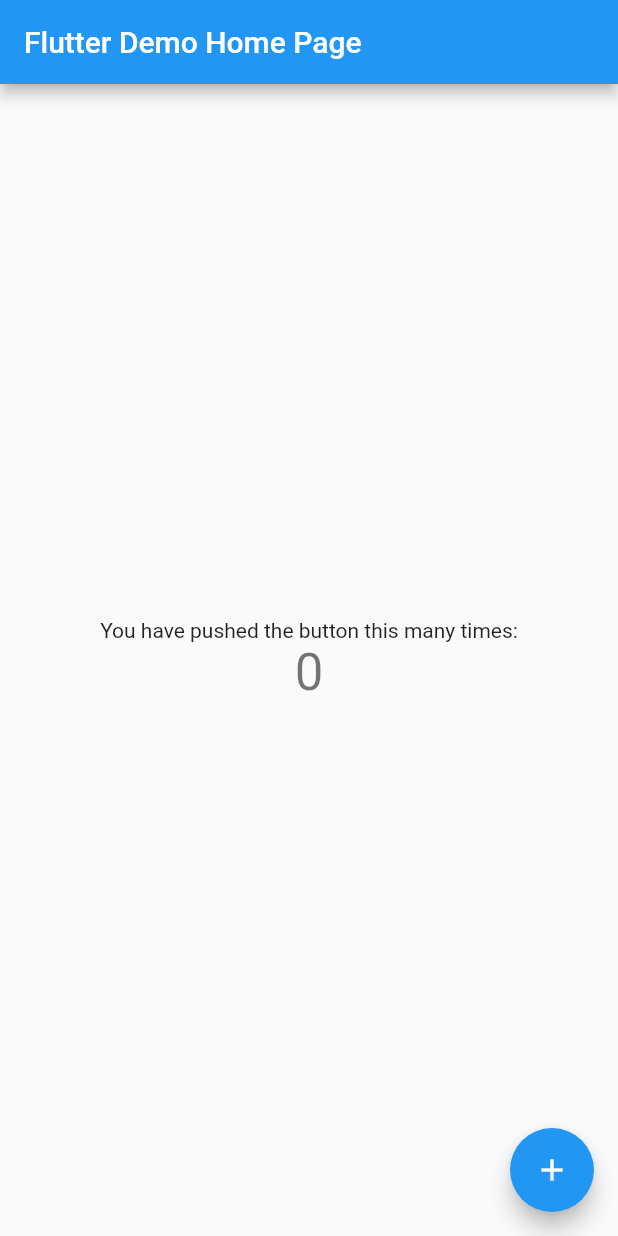
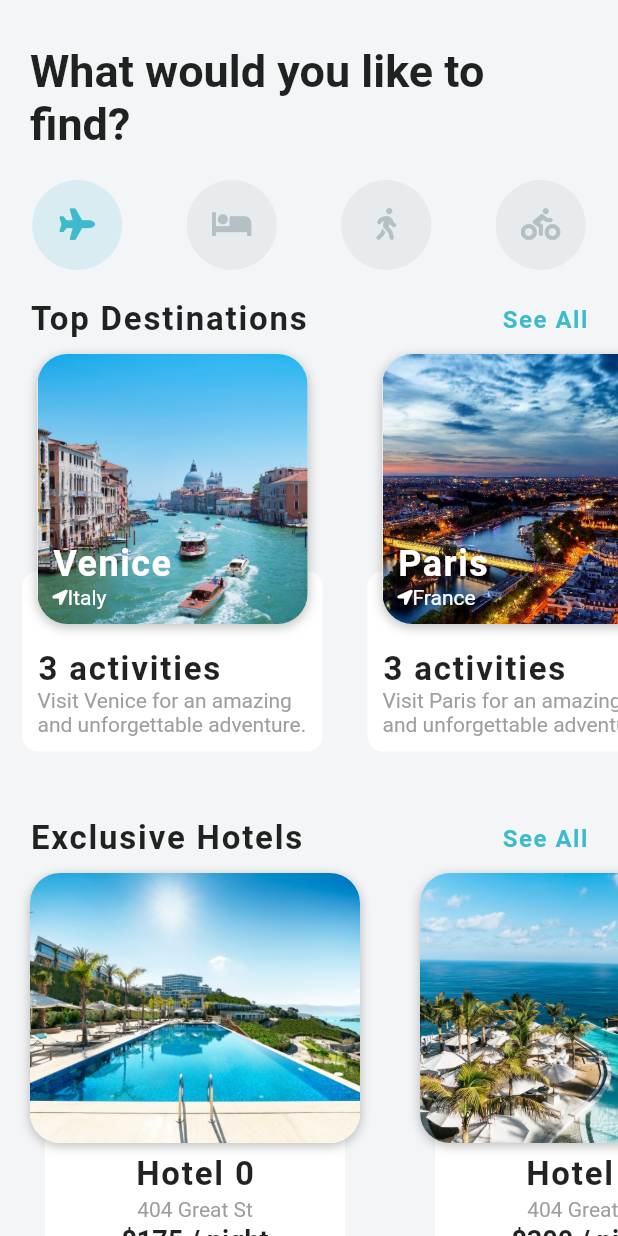
Before and after one commit to abdelledy/travelee-App, a Flutter app: the screen it shows after launch, on a phone screen of 412 x 824 dp. Run offline on Flutter 3.47's test engine with Material 2 defaults, Android fonts, the phone set to English and light mode, and no system bars; our stand-ins replace font_awesome_flutter.

Commit message:
home screen cmpletes

```diff
--- a/lib/main.dart
+++ b/lib/main.dart
@@ -1,117 +1,20 @@
 import 'package:flutter/material.dart';
+import 'package:travelee/screens/home_screen.dart';
 
-void main() {
-  runApp(MyApp());
-}
+void main() => runApp(MyApp());
 
 class MyApp extends StatelessWidget {
-  // This widget is the root of your application.
   @override
   Widget build(BuildContext context) {
     return MaterialApp(
-      title: 'Flutter Demo',
+      title: 'Flutter travel UI',
+      debugShowCheckedModeBanner: false,
       theme: ThemeData(
-        // This is the theme of your application.
-        //
-        // Try running your application with "flutter run". You'll see the
-        // application has a blue toolbar. Then, without quitting the app, try
-        // changing the primarySwatch below to Colors.green and then invoke
-        // "hot reload" (press "r" in the console where you ran "flutter run",
-        // or simply save your changes to "hot reload" in a Flutter IDE).
-        // Notice that the counter didn't reset back to zero; the application
-        // is not restarted.
-        primarySwatch: Colors.blue,
-        // This makes the visual density adapt to the platform that you run
-        // the app on. For desktop platforms, the controls will be smaller and
-        // closer together (more dense) than on mobile platforms.
-        visualDensity: VisualDensity.adaptivePlatformDensity,
+        primaryColor: Color(0xFF3EBACE),
+        accentColor: Color(0xFFD8ECF1),
+        scaffoldBackgroundColor: Color(0xFFF3F5F7),
       ),
-      home: MyHomePage(title: 'Flutter Demo Home Page'),
+      home: HomeScreen(),
     );
   }
 }
-
-class MyHomePage extends StatefulWidget {
-  MyHomePage({Key key, this.title}) : super(key: key);
-
-  // This widget is the home page of your application. It is stateful, meaning
-  // that it has a State object (defined below) that contains fields that affect
-  // how it looks.
-
-  // This class is the configuration for the state. It holds the values (in this
-  // case the title) provided by the parent (in this case the App widget) and
-  // used by the build method of the State. Fields in a Widget subclass are
-  // always marked "final".
-
-  final String title;
-
-  @override
-  _MyHomePageState createState() => _MyHomePageState();
-}
-
-class _MyHomePageState extends State<MyHomePage> {
-  int _counter = 0;
-
-  void _incrementCounter() {
-    setState(() {
-      // This call to setState tells the Flutter framework that something has
-      // changed in this State, which causes it to rerun the build method below
-      // so that the display can reflect the updated values. If we changed
-      // _counter without calling setState(), then the build method would not be
-      // called again, and so nothing would appear to happen.
-      _counter++;
-    });
-  }
-
-  @override
-  Widget build(BuildContext context) {
-    // This method is rerun every time setState is called, for instance as done
-    // by the _incrementCounter method above.
-    //
-    // The Flutter framework has been optimized to make rerunning build methods
-    // fast, so that you can just rebuild anything that needs updating rather
-    // than having to individually change instances of widgets.
-    return Scaffold(
-      appBar: AppBar(
-        // Here we take the value from the MyHomePage object that was created by
-        // the App.build method, and use it to set our appbar title.
-        title: Text(widget.title),
-      ),
-      body: Center(
-        // Center is a layout widget. It takes a single child and positions it
-        // in the middle of the parent.
-        child: Column(
-          // Column is also a layout widget. It takes a list of children and
-          // arranges them vertically. By default, it sizes itself to fit its
-          // children horizontally, and tries to be as tall as its parent.
-          //
-          // Invoke "debug painting" (press "p" in the console, choose the
-          // "Toggle Debug Paint" action from the Flutter Inspector in Android
-          // Studio, or the "Toggle Debug Paint" command in Visual Studio Code)
-          // to see the wireframe for each widget.
-          //
-          // Column has various properties to control how it sizes itself and
-          // how it positions its children. Here we use mainAxisAlignment to
-          // center the children vertically; the main axis here is the vertical
-          // axis because Columns are vertical (the cross axis would be
-          // horizontal).
-          mainAxisAlignment: MainAxisAlignment.center,
-          children: <Widget>[
-            Text(
-              'You have pushed the button this many times:',
-            ),
-            Text(
-              '$_counter',
-              style: Theme.of(context).textTheme.headline4,
-            ),
-          ],
-        ),
-      ),
-      floatingActionButton: FloatingActionButton(
-        onPressed: _incrementCounter,
-        tooltip: 'Increment',
-        child: Icon(Icons.add),
-      ), // This trailing comma makes auto-formatting nicer for build methods.
-    );
-  }
-}
--- /dev/null
+++ b/lib/models/activity_model.dart
@@ -0,0 +1,17 @@
+class Activity {
+  String imageUrl;
+  String name;
+  String type;
+  List<String> startTimes;
+  int rating;
+  int price;
+
+  Activity({
+    this.imageUrl,
+    this.name,
+    this.type,
+    this.startTimes,
+    this.rating,
+    this.price,
+  });
+}
--- /dev/null
+++ b/lib/models/destination_model.dart
@@ -0,0 +1,82 @@
+import 'package:travelee/models/activity_model.dart';
+
+class Destination {
+  String imageUrl;
+  String city;
+  String country;
+  String description;
+  List<Activity> activities;
+
+  Destination({
+    this.imageUrl,
+    this.city,
+    this.country,
+    this.description,
+    this.activities,
+  });
+}
+
+List<Activity> activities = [
+  Activity(
+    imageUrl: 'assets/images/stmarksbasilica.jpg',
+    name: 'St. Mark\'s Basilica',
+    type: 'Sightseeing Tour',
+    startTimes: ['9:00 am', '11:00 am'],
+    rating: 5,
+    price: 30,
+  ),
+  Activity(
+    imageUrl: 'assets/images/gondola.jpg',
+    name: 'Walking Tour and Gonadola Ride',
+    type: 'Sightseeing Tour',
+    startTimes: ['11:00 pm', '1:00 pm'],
+    rating: 4,
+    price: 210,
+  ),
+  Activity(
+    imageUrl: 'assets/images/murano.jpg',
+    name: 'Murano and Burano Tour',
+    type: 'Sightseeing Tour',
+    startTimes: ['12:30 pm', '2:00 pm'],
+    rating: 3,
+    price: 125,
+  ),
+];
+
+List<Destination> destinations = [
+  Destination(
+    imageUrl: 'assets/images/venice.jpg',
+    city: 'Venice',
+    country: 'Italy',
+    description: 'Visit Venice for an amazing and unforgettable adventure.',
+    activities: activities,
+  ),
+  Destination(
+    imageUrl: 'assets/images/paris.jpg',
+    city: 'Paris',
+    country: 'France',
+    description: 'Visit Paris for an amazing and unforgettable adventure.',
+    activities: activities,
+  ),
+  Destination(
+    imageUrl: 'assets/images/newdelhi.jpg',
+    city: 'New Delhi',
+    country: 'India',
+    description: 'Visit New Delhi for an amazing and unforgettable adventure.',
+    activities: activities,
+  ),
+  Destination(
+    imageUrl: 'assets/images/saopaulo.jpg',
+    city: 'Sao Paulo',
+    country: 'Brazil',
+    description: 'Visit Sao Paulo for an amazing and unforgettable adventure.',
+    activities: activities,
+  ),
+  Destination(
+    imageUrl: 'assets/images/newyork.jpg',
+    city: 'New York City',
+    country: 'United States',
+    description: 'Visit New York for an amazing and unforgettable adventure.',
+    activities: activities,
+  ),
+];
--- /dev/null
+++ b/lib/models/hotel_model.dart
@@ -0,0 +1,34 @@
+class Hotel {
+  String imageUrl;
+  String name;
+  String address;
+  int price;
+
+  Hotel({
+    this.imageUrl,
+    this.name,
+    this.address,
+    this.price,
+  });
+}
+
+final List<Hotel> hotels = [
+  Hotel(
+    imageUrl: 'assets/images/hotel0.jpg',
+    name: 'Hotel 0',
+    address: '404 Great St',
+    price: 175,
+  ),
+  Hotel(
+    imageUrl: 'assets/images/hotel1.jpg',
+    name: 'Hotel 1',
+    address: '404 Great St',
+    price: 300,
+  ),
+  Hotel(
+    imageUrl: 'assets/images/hotel2.jpg',
+    name: 'Hotel 2',
+    address: '404 Great St',
+    price: 240,
+  ),
+];
--- /dev/null
+++ b/lib/screens/home_screen.dart
@@ -0,0 +1,84 @@
+import 'package:flutter/material.dart';
+import 'package:font_awesome_flutter/font_awesome_flutter.dart';
+import 'package:travelee/widgets/destinations_carouse.dart';
+import 'package:travelee/widgets/hotel_carouse.dart';
+
+class HomeScreen extends StatefulWidget {
+  @override
+  _HomeScreenState createState() => _HomeScreenState();
+}
+
+class _HomeScreenState extends State<HomeScreen> {
+  int _selectedIndex = 0;
+  List<IconData> _icons = [
+    FontAwesomeIcons.plane,
+    FontAwesomeIcons.bed,
+    FontAwesomeIcons.walking,
+    FontAwesomeIcons.biking
+  ];
+
+  Widget _buildIcon(int index) {
+    return GestureDetector(
+      onTap: () {
+        setState(() {
+          _selectedIndex = index;
+        });
+      },
+      child: Container(
+        height: 60.0,
+        width: 60.0,
+        decoration: BoxDecoration(
+          color: _selectedIndex == index
+              ? Theme.of(context).accentColor
+              : Color(0XFFE7EBEE),
+          borderRadius: BorderRadius.circular(30.0),
+        ),
+        child: Icon(
+          _icons[index],
+          size: 21.0,
+          color: _selectedIndex == index
+              ? Theme.of(context).primaryColor
+              : Color(0XFFB4C1C4),
+        ),
+      ),
+    );
+  }
+
+  @override
+  Widget build(BuildContext context) {
+    return Scaffold(
+      body: SafeArea(
+        child: ListView(
+          padding: EdgeInsets.symmetric(vertical: 30.0),
+          children: [
+            Padding(
+              padding: EdgeInsets.only(left: 20.0, right: 70.0),
+              child: Text(
+                'What would you like to find?',
+                style: TextStyle(
+                  fontSize: 30.0,
+                  fontWeight: FontWeight.bold,
+                ),
+              ),
+            ),
+            SizedBox(height: 20.0),
+            Row(
+              mainAxisAlignment: MainAxisAlignment.spaceAround,
+              children: _icons
+                  .asMap()
+                  .entries
+                  .map(
+                    (MapEntry map) => _buildIcon(map.key),
+                  )
+                  .toList(),
+            ),
+            SizedBox(height: 20.0),
+            DestinationCarouse(),
+            SizedBox(height: 20.0),
+            HotelCarouse(),
+          ],
+        ),
+      ),
+    );
+  }
+}
--- /dev/null
+++ b/lib/widgets/destinations_carouse.dart
@@ -0,0 +1,158 @@
+import 'package:flutter/material.dart';
+import 'package:font_awesome_flutter/font_awesome_flutter.dart';
+import 'package:travelee/models/destination_model.dart';
+
+class DestinationCarouse extends StatelessWidget {
+  @override
+  Widget build(BuildContext context) {
+    return Column(
+      children: [
+        Padding(
+          padding: EdgeInsets.symmetric(horizontal: 20.0),
+          child: Row(
+            mainAxisAlignment: MainAxisAlignment.spaceBetween,
+            children: [
+              Text(
+                'Top Destinations',
+                style: TextStyle(
+                  fontSize: 22.0,
+                  fontWeight: FontWeight.bold,
+                  letterSpacing: 1.2,
+                ),
+              ),
+              GestureDetector(
+                onTap: () {
+                  print('See all');
+                },
+                child: Text(
+                  'See All',
+                  style: TextStyle(
+                    color: Theme.of(context).primaryColor,
+                    fontSize: 16.0,
+                    fontWeight: FontWeight.w600,
+                    letterSpacing: 1.0,
+                  ),
+                ),
+              ),
+            ],
+          ),
+        ),
+        Container(
+          height: 300.0,
+          child: ListView.builder(
+            itemCount: destinations.length,
+            itemBuilder: (BuildContext context, int index) {
+              Destination destination = destinations[index];
+              return Container(
+                margin: EdgeInsets.all(10.0),
+                width: 210.0,
+                child: Stack(
+                  alignment: Alignment.topCenter,
+                  children: [
+                    Positioned(
+                      bottom: 15.0,
+                      child: Container(
+                        height: 120.0,
+                        width: 200.0,
+                        decoration: BoxDecoration(
+                          color: Colors.white,
+                          borderRadius: BorderRadius.circular(10.0),
+                        ),
+                        child: Padding(
+                          padding: EdgeInsets.all(10.0),
+                          child: Column(
+                            mainAxisAlignment: MainAxisAlignment.end,
+                            crossAxisAlignment: CrossAxisAlignment.start,
+                            children: [
+                              Text(
+                                '${destination.activities.length} activities',
+                                style: TextStyle(
+                                  fontSize: 22.0,
+                                  fontWeight: FontWeight.w600,
+                                  letterSpacing: 1.2,
+                                ),
+                              ),
+                              Text(
+                                destination.description,
+                                style: TextStyle(
+                                  color: Colors.grey,
+                                ),
+                              ),
+                            ],
+                          ),
+                        ),
+                      ),
+                    ),
+                    Container(
+                      decoration: BoxDecoration(
+                        color: Colors.white,
+                        borderRadius: BorderRadius.circular(20.0),
+                        boxShadow: [
+                          BoxShadow(
+                            color: Colors.black26,
+                            offset: Offset(0.0, 2.0),
+                            blurRadius: 6.0,
+                          ),
+                        ],
+                      ),
+                      child: Stack(
+                        children: [
+                          ClipRRect(
+                            borderRadius: BorderRadius.circular(20.0),
+                            child: Image(
+                              height: 180.0,
+                              width: 180.0,
+                              image: AssetImage(destination.imageUrl),
+                              fit: BoxFit.cover,
+                            ),
+                          ),
+                          Positioned(
+                            left: 10.0,
+                            bottom: 10.0,
+                            child: Column(
+                              crossAxisAlignment: CrossAxisAlignment.start,
+                              children: [
+                                Text(
+                                  destination.city,
+                                  style: TextStyle(
+                                    color: Colors.white,
+                                    fontSize: 24.0,
+                                    fontWeight: FontWeight.w600,
+                                    letterSpacing: 1.0,
+                                  ),
+                                ),
+                                Row(
+                                  children: [
+                                    Icon(
+                                      FontAwesomeIcons.locationArrow,
+                                      size: 10.0,
+                                      color: Colors.white,
+                                    ),
+                                    Text(
+                                      destination.country,
+                                      style: TextStyle(
+                                        color: Colors.white,
+                                        // fontSize: 24.0,
+                                        // fontWeight: FontWeight.w600,
+                                        // letterSpacing: 1.0,
+                                      ),
+                                    ),
+                                  ],
+                                ),
+                              ],
+                            ),
+                          ),
+                        ],
+                      ),
+                    ),
+                  ],
+                ),
+              );
+            },
+            scrollDirection: Axis.horizontal,
+          ),
+        ),
+      ],
+    );
+  }
+}
--- /dev/null
+++ b/lib/widgets/hotel_carouse.dart
@@ -0,0 +1,126 @@
+import 'package:flutter/material.dart';
+import 'package:travelee/models/destination_model.dart';
+import 'package:travelee/models/hotel_model.dart';
+
+class HotelCarouse extends StatelessWidget {
+  @override
+  Widget build(BuildContext context) {
+    return Column(
+      children: [
+        Padding(
+          padding: EdgeInsets.symmetric(horizontal: 20.0),
+          child: Row(
+            mainAxisAlignment: MainAxisAlignment.spaceBetween,
+            children: [
+              Text(
+                'Exclusive Hotels',
+                style: TextStyle(
+                  fontSize: 22.0,
+                  fontWeight: FontWeight.bold,
+                  letterSpacing: 1.2,
+                ),
+              ),
+              GestureDetector(
+                onTap: () {
+                  print('See all');
+                },
+                child: Text(
+                  'See All',
+                  style: TextStyle(
+                    color: Theme.of(context).primaryColor,
+                    fontSize: 16.0,
+                    fontWeight: FontWeight.w600,
+                    letterSpacing: 1.0,
+                  ),
+                ),
+              ),
+            ],
+          ),
+        ),
+        Container(
+          height: 300.0,
+          child: ListView.builder(
+            itemCount: hotels.length,
+            itemBuilder: (BuildContext context, int index) {
+              Hotel hotel = hotels[index];
+              return Container(
+                margin: EdgeInsets.all(10.0),
+                width: 240.0,
+                child: Stack(
+                  alignment: Alignment.topCenter,
+                  children: [
+                    Positioned(
+                      bottom: 15.0,
+                      child: Container(
+                        height: 120.0,
+                        width: 200.0,
+                        decoration: BoxDecoration(
+                          color: Colors.white,
+                          borderRadius: BorderRadius.circular(10.0),
+                        ),
+                        child: Padding(
+                          padding: EdgeInsets.all(10.0),
+                          child: Column(
+                            mainAxisAlignment: MainAxisAlignment.end,
+                            children: [
+                              Text(
+                                hotel.name,
+                                style: TextStyle(
+                                  fontSize: 22.0,
+                                  fontWeight: FontWeight.w600,
+                                  letterSpacing: 1.2,
+                                ),
+                              ),
+                              SizedBox(height: 2.0),
+                              Text(
+                                hotel.address,
+                                style: TextStyle(
+                                  color: Colors.grey,
+                                ),
+                              ),
+                              SizedBox(height: 2.0),
+                              Text(
+                                '\$${hotel.price} / night',
+                                style: TextStyle(
+                                  fontSize: 18.0,
+                                  fontWeight: FontWeight.w600,
+                                ),
+                              ),
+                            ],
+                          ),
+                        ),
+                      ),
+                    ),
+                    Container(
+                      decoration: BoxDecoration(
+                        color: Colors.white,
+                        borderRadius: BorderRadius.circular(20.0),
+                        boxShadow: [
+                          BoxShadow(
+                            color: Colors.black26,
+                            offset: Offset(0.0, 2.0),
+                            blurRadius: 6.0,
+                          ),
+                        ],
+                      ),
+                      child: ClipRRect(
+                        borderRadius: BorderRadius.circular(20.0),
+                        child: Image(
+                          height: 180.0,
+                          width: 220.0,
+                          image: AssetImage(hotel.imageUrl),
+                          fit: BoxFit.cover,
+                        ),
+                      ),
+                    ),
+                  ],
+                ),
+              );
+            },
+            scrollDirection: Axis.horizontal,
+          ),
+        ),
+      ],
+    );
+  }
+}
```
Also changed, not shown: pubspec.yaml (+7 -5 lines), assets/images/gondola.jpg (added), assets/images/hotel0.jpg (added), assets/images/hotel1.jpg (added), assets/images/hotel2.jpg (added), assets/images/murano.jpg (added), assets/images/newdelhi.jpg (added), assets/images/newyork.jpg (added), assets/images/paris.jpg (added), assets/images/santorini.jpg (added), assets/images/saopaulo.jpg (added), assets/images/stmarksbasilica.jpg (added), assets/images/venice.jpg (added), pubspec.lock.
